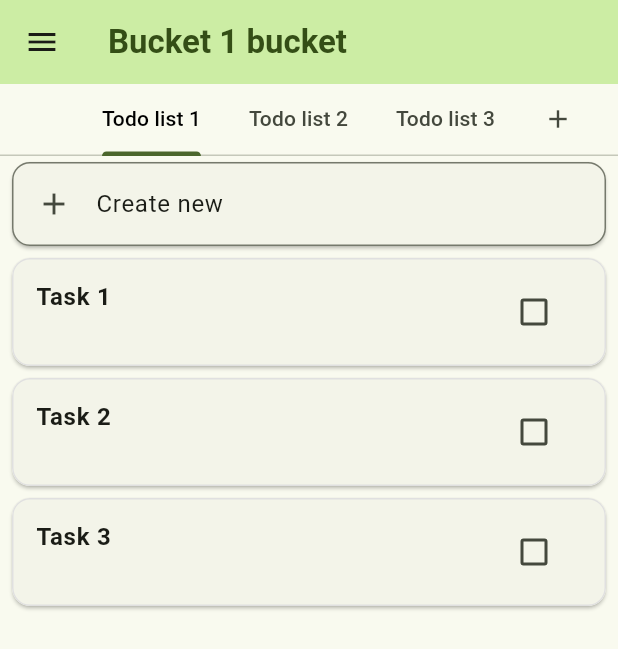
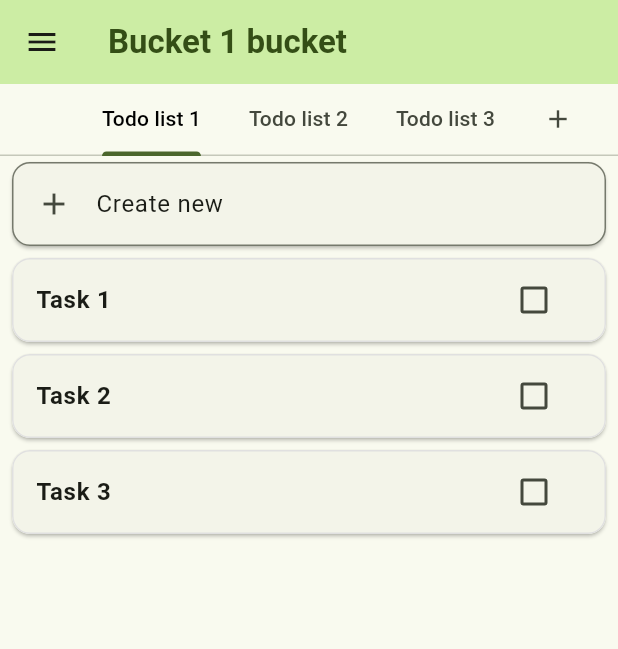
Before and after one commit to kacpereqo/bucket-list, a Flutter app: the screen it shows after launch, on a phone screen of 412 x 824 dp. Shown: the top 649 px of the screen. Run offline on Flutter 3.47's test engine with Material 3 defaults, Android fonts, the phone set to English and light mode, and no system bars.

Commit message:
fix: subtitle height fix

```diff
--- a/frontend/lib/widgets/task.dart
+++ b/frontend/lib/widgets/task.dart
@@ -49,14 +49,6 @@ class _TaskState extends State<Task> {
     );
   }
 
-  void _showEditModal() {
-    showModalBottomSheet(
-      context: context,
-      isScrollControlled: true,
-      builder: (context) => AddTaskModal(onSave: (newTitle, newDesc) {}),
-    );
-  }
-
   @override
   Widget build(BuildContext context) {
     final isDone = widget.task.isDone;
@@ -88,12 +80,14 @@ class _TaskState extends State<Task> {
             decoration: isDone ? TextDecoration.lineThrough : null,
           ),
         ),
-        subtitle: Text(
-          widget.task.description,
-          maxLines: 2,
-          overflow: TextOverflow.ellipsis,
-          style: TextStyle(fontSize: 12, color: Colors.grey.shade600),
-        ),
+        subtitle: widget.task.description.isNotEmpty
+            ? Text(
+                widget.task.description,
+                maxLines: 2,
+                overflow: TextOverflow.ellipsis,
+                style: TextStyle(fontSize: 12, color: Colors.grey.shade600),
+              )
+            : null,
         trailing: Checkbox(
           value: isDone,
           onChanged: (val) {
```
